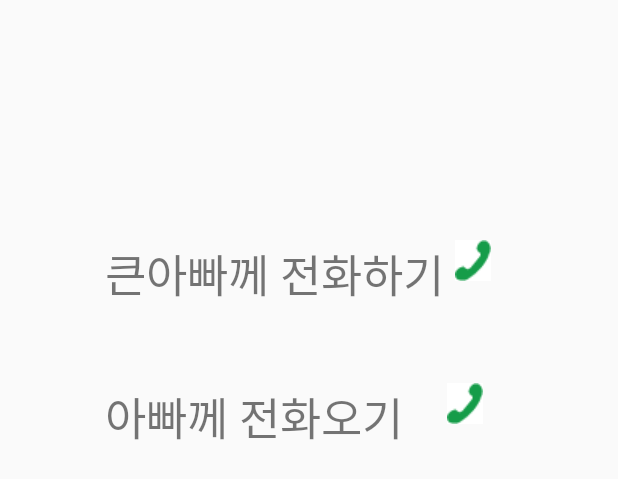
After one commit to jungjaeeun/Help-me-superman, an Android app: the layout call_me.xml on its own in the app's theme, with its tools: preview values and no code run, on a phone screen of 412 x 824 dp. The commit adds this screen. Shown: the top 479 px of the screen. Run offline under Robolectric (Android 15) with nearby library versions, the phone set to English and light mode, and no system bars.

Commit message:
#2 second project

```diff
--- /dev/null
+++ b/app/src/main/res/layout/call_me.xml
@@ -0,0 +1,53 @@
+<?xml version="1.0" encoding="utf-8"?>
+<LinearLayout xmlns:android="http://schemas.android.com/apk/res/android"
+    android:orientation="vertical" android:layout_width="match_parent"
+    android:layout_height="match_parent"
+    android:layout_marginTop="160dp"
+    android:layout_marginLeft="70dp"
+    >
+
+    <LinearLayout
+        android:layout_width="wrap_content"
+        android:layout_height="wrap_content">
+        <TextView
+            android:layout_width="wrap_content"
+            android:layout_height="wrap_content"
+            android:text="큰아빠께 전화하기 "
+            android:textSize="30dp" />
+
+        <ImageButton
+            android:id="@+id/big_father"
+            android:layout_width="wrap_content"
+            android:layout_height="wrap_content"
+            android:src="@drawable/call_1"
+            android:background="#ffffff"/>
+    </LinearLayout>
+
+    <LinearLayout
+        android:layout_width="wrap_content"
+        android:layout_height="wrap_content"
+        android:layout_marginBottom="50dp"></LinearLayout>
+
+    <LinearLayout
+        android:layout_width="wrap_content"
+        android:layout_height="wrap_content">
+        <TextView
+            android:layout_width="wrap_content"
+            android:layout_height="wrap_content"
+            android:text="아빠께 전화오기    "
+            android:textSize="30dp" />
+
+        <ImageButton
+            android:id="@+id/father"
+            android:layout_width="wrap_content"
+            android:layout_height="wrap_content"
+            android:src="@drawable/call_1"
+            android:background="#ffffff" />
+    </LinearLayout>
+
+    <LinearLayout
+        android:layout_width="wrap_content"
+        android:layout_height="wrap_content"></LinearLayout>
+
+
+</LinearLayout>
```
Also changed, not shown: app/src/main/res/layout/activity_main.xml (+31 -4 lines), app/src/main/res/layout/calling.xml (added, +11 -0 lines), app/src/main/res/drawable/call.png (added), app/src/main/res/drawable/call_1.png (added), app/src/main/res/drawable/phone.png (added), app/src/main/res/drawable/pretend.png (added), app/src/main/res/drawable/superman.png, app/src/main/res/drawable/superman_1.png (added).
